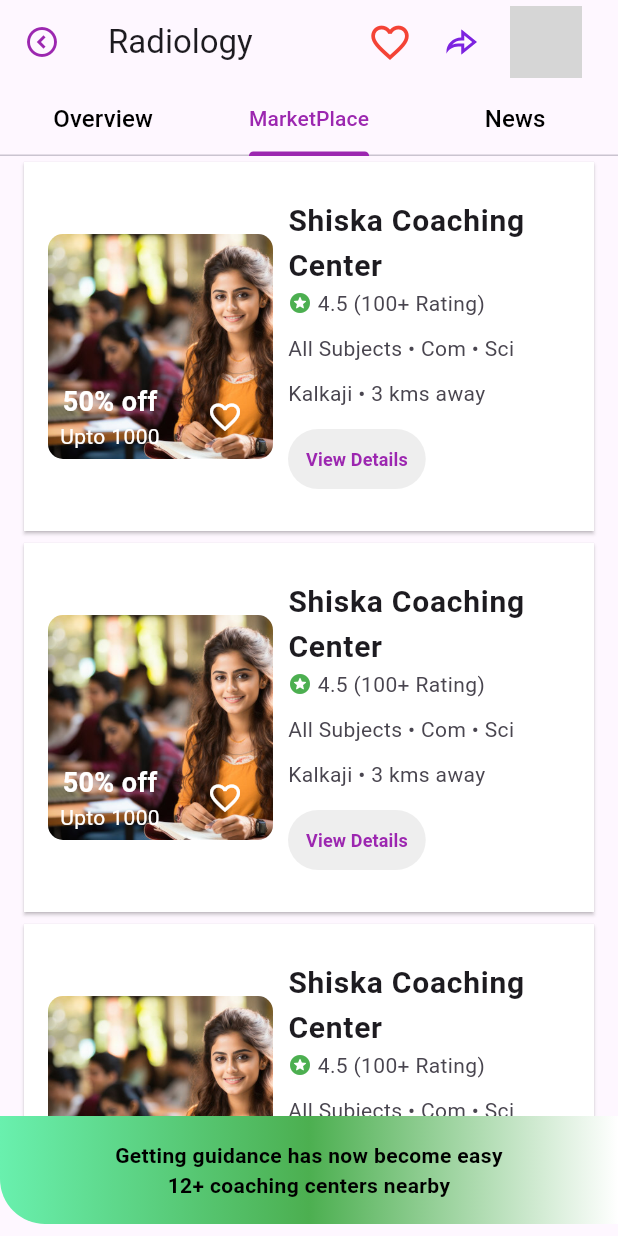
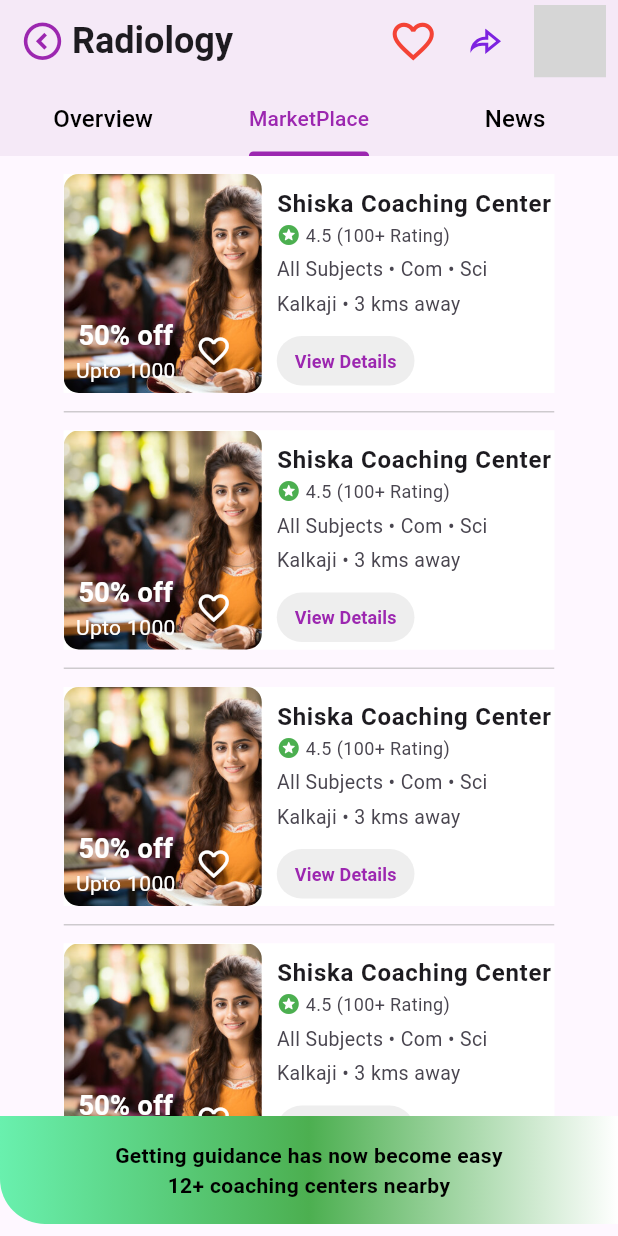
Before and after one commit to rghvag/Ostello, a Flutter app: the screen it shows after launch, on a phone screen of 412 x 824 dp. Run offline on Flutter 3.47's test engine with Material 3 defaults, Android fonts, the phone set to English and light mode, and no system bars; our stand-ins replace flutter_svg; grey boxes are pictures that could not be loaded.

Commit message:
Update code with changes

```diff
--- a/lib/main.dart
+++ b/lib/main.dart
@@ -13,6 +13,7 @@ class MyApp extends StatelessWidget {
       theme: ThemeData(
         primaryColor: Colors.purple,
       ),
+
       home: HomeScreen(),
     );
   }
--- a/lib/views/coaching_center_card.dart
+++ b/lib/views/coaching_center_card.dart
@@ -3,24 +3,35 @@ import 'package:flutter/material.dart';
 class CoachingCenterCard extends StatelessWidget {
   @override
   Widget build(BuildContext context) {
-    return Card(
-      shadowColor: Colors.black,
+    return Column(
+      children: [
+        Padding(
+          padding: const EdgeInsets.only(top: 8.0, bottom: 8),
+          child: Card(
+            shadowColor: Colors.transparent,
             color: Colors.white,
-      margin: EdgeInsets.symmetric(horizontal: 16.0, vertical: 4),
-      shape: RoundedRectangleBorder(borderRadius: BorderRadius.zero),
-      child: Padding(
-        padding: const EdgeInsets.all(16.0),
+            margin: const EdgeInsets.symmetric(horizontal: 16.0, vertical: 4),
+            shape:
+                const RoundedRectangleBorder(borderRadius: BorderRadius.zero),
+            child: Container(
+              width: 327,
+              height: 146,
+              color: Colors.white,
+              child: Center(
                 child: Row(
+                  crossAxisAlignment: CrossAxisAlignment.center,
+                  mainAxisAlignment: MainAxisAlignment.center,
                   children: [
                     Stack(
                       children: [
                         ClipRRect(
-                  borderRadius: BorderRadius.all(Radius.circular(10)),
+                          borderRadius:
+                              const BorderRadius.all(Radius.circular(10)),
                           child: Image.asset(
                             'assets/images/coach_center.jpg',
                             fit: BoxFit.cover,
-                    height: 150,
-                    width: 150,
+                            height: 146,
+                            width: 132,
                           ),
                         ),
                         Positioned(
@@ -28,9 +39,8 @@ class CoachingCenterCard extends StatelessWidget {
                           left: 0,
                           right: 0,
                           child: Container(
-                    padding: EdgeInsets.symmetric(horizontal: 8, vertical: 4),
-                    // color: Colors.black12,
-                    child: Expanded(
+                            padding: const EdgeInsets.symmetric(
+                                horizontal: 8, vertical: 4),
                             child: Row(
                               mainAxisAlignment: MainAxisAlignment.spaceBetween,
                               children: [
@@ -58,11 +68,12 @@ class CoachingCenterCard extends StatelessWidget {
                                 ),
                                 IconButton(
                                   onPressed: () {},
-                                icon: Icon(
+                                  icon: const Icon(
                                     Icons.favorite_border_sharp,
                                     color: Colors.white,
-                                ))
-                          ]),
+                                  ),
+                                ),
+                              ],
                             ),
                           ),
                         ),
@@ -70,41 +81,51 @@ class CoachingCenterCard extends StatelessWidget {
                     ),
                     Expanded(
                       child: ListTile(
-                contentPadding: EdgeInsets.only(left: 10, top: 0),
+                        contentPadding: const EdgeInsets.only(left: 10, top: 0),
                         title: const Text(
                           'Shiska Coaching Center',
-                  style: TextStyle(fontSize: 20, fontWeight: FontWeight.bold),
+                          style: TextStyle(
+                              fontSize: 16, fontWeight: FontWeight.bold),
                         ),
                         subtitle: Column(
                           crossAxisAlignment: CrossAxisAlignment.start,
                           children: [
-                    Row(
+                            const Row(
                               children: [
                                 Icon(Icons.stars_rounded,
                                     color: Colors.green, size: 16),
-                        Text(' 4.5 (100+ Rating)'),
+                                Text(
+                                  ' 4.5 (100+ Rating)',
+                                  style: TextStyle(fontSize: 12),
+                                ),
                               ],
                             ),
-                    SizedBox(
-                      height: 10,
+                            const SizedBox(height: 5),
+                            const Text(
+                              'All Subjects • Com • Sci',
+                              style: TextStyle(fontSize: 13),
                             ),
-                    Text('All Subjects • Com • Sci'),
-                    SizedBox(
-                      height: 10,
+                            const SizedBox(
+                              height: 4,
                             ),
-                    Text('Kalkaji • 3 kms away'),
-                    SizedBox(
-                      height: 10,
+                            const Padding(
+                              padding: EdgeInsets.only(
+                                  top: 0, right: 0, bottom: 8, left: 0),
+                              child: Text(
+                                'Kalkaji • 3 kms away',
+                                style: TextStyle(fontSize: 13),
                               ),
+                            ),
+                            const SizedBox(height: 4),
                             TextButton(
-                      onPressed: () {
-                        // Handle view details button press
-                      },
-                      style: TextButton.styleFrom().copyWith(
-                        backgroundColor:
-                            MaterialStatePropertyAll(Colors.grey.shade200),
-                      ),
-                      child: Text(
+                              onPressed: () {},
+                              style: TextButton.styleFrom(
+                                  tapTargetSize:
+                                      MaterialTapTargetSize.shrinkWrap,
+                                  minimumSize: const Size(50, 30),
+                                  // style:TextButton
+                                  backgroundColor: Colors.grey.shade200),
+                              child: const Text(
                                 'View Details',
                                 style: TextStyle(
                                     color: Colors.purple,
@@ -119,6 +140,15 @@ class CoachingCenterCard extends StatelessWidget {
                   ],
                 ),
               ),
+            ),
+          ),
+        ),
+        Container(
+          width: 327,
+          height: 1,
+          color: Colors.grey.withOpacity(0.5),
+        ),
+      ],
     );
   }
 }
--- a/lib/views/homescreen.dart
+++ b/lib/views/homescreen.dart
@@ -13,21 +13,41 @@ class HomeScreen extends StatelessWidget {
       length: 3,
       child: Scaffold(
         appBar: AppBar(
-          leading: Transform.rotate(
+          backgroundColor: Colors.purple.shade50.withOpacity(0.8),
+          title: Padding(
+            padding:
+                const EdgeInsets.only(top: 0, left: 0, right: 0, bottom: 1),
+            child: Center(
+              child: Row(
+                mainAxisAlignment: MainAxisAlignment.center,
+                children: [
+                  Transform.rotate(
                     angle: 90 * pi / 180,
+                    child: Padding(
+                      padding:  const EdgeInsets.only(bottom: 8.0),
+                      child: Center(
+                        child: Container(
+                          // color: Colors.blue,
                           child: IconButton(
                             icon: const Icon(
                               Icons.expand_circle_down_outlined,
                               color: Colors.purple,
+                              size: 30,
                             ),
                             onPressed: () {},
                           ),
                         ),
-          title: Row(
+                      ),
+                    ),
+                  ),
+                  Expanded(
+                    child: Row(
                       mainAxisAlignment: MainAxisAlignment.spaceBetween,
                       children: [
                         const Text(
                           'Radiology',
+                          style: TextStyle(
+                              fontSize: 24, fontWeight: FontWeight.bold),
                         ),
                         Row(
                           children: [
@@ -35,7 +55,7 @@ class HomeScreen extends StatelessWidget {
                               icon: const Icon(
                                 Icons.favorite_outline_sharp,
                                 color: Colors.red,
-                      size: 30.0,
+                                size: 33.0,
                               ),
                               onPressed: () {},
                             ),
@@ -47,9 +67,7 @@ class HomeScreen extends StatelessWidget {
                             ),
                             IconButton(
                               icon: SvgPicture.asset(
-                      'assets/icons/Menu.svg',
-                      // 'assets/icons/botface1.svg',
-                      // colo
+                                'assets/icons/Menu3.svg',
                               ),
                               onPressed: () {},
                             ),
@@ -57,6 +75,12 @@ class HomeScreen extends StatelessWidget {
                         ),
                       ],
                     ),
+                  ),
+                ],
+              ),
+            ),
+          ),
+          titleSpacing: 0,
           bottom: TabBar(
             tabs: const [
               Tab(
@@ -73,6 +97,7 @@ class HomeScreen extends StatelessWidget {
                 ),
               ),
             ],
+            dividerColor: Colors.transparent,
             indicatorColor: Colors.purple,
             labelColor: Colors.purple,
             unselectedLabelColor: Colors.grey[600],
@@ -80,9 +105,9 @@ class HomeScreen extends StatelessWidget {
         ),
         body: TabBarView(
           children: [
-            OverviewPage(),
+            const OverviewPage(),
             MarketplacePage(),
-            NewsPage(),
+            const NewsPage(),
           ],
         ),
       ),
--- a/lib/views/marketplace_page.dart
+++ b/lib/views/marketplace_page.dart
@@ -8,7 +8,7 @@ class MarketplacePage extends StatelessWidget {
       body: ListView.builder(
         itemCount: 4,
         itemBuilder: (context, index) {
-          return CoachingCenterCard();
+          return Center(child: CoachingCenterCard());
         },
       ),
       bottomNavigationBar: Padding(
```
Also changed, not shown: assets/icons/Menu3.svg (added). Lines whose indentation alone changed are shown as unchanged.
